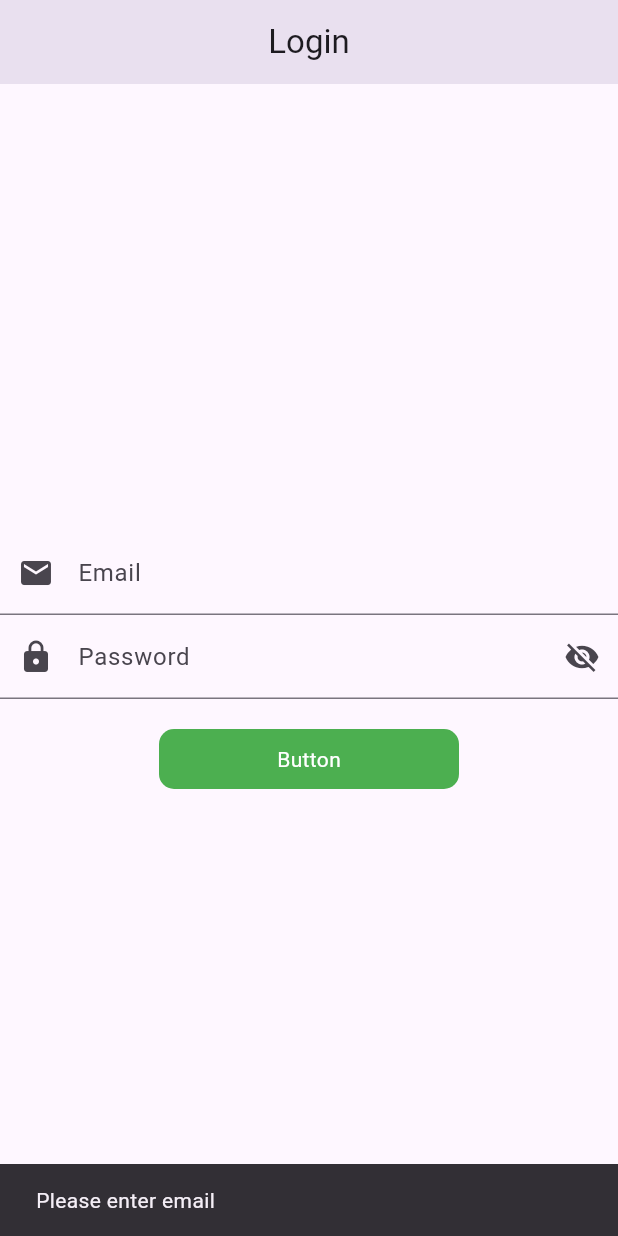
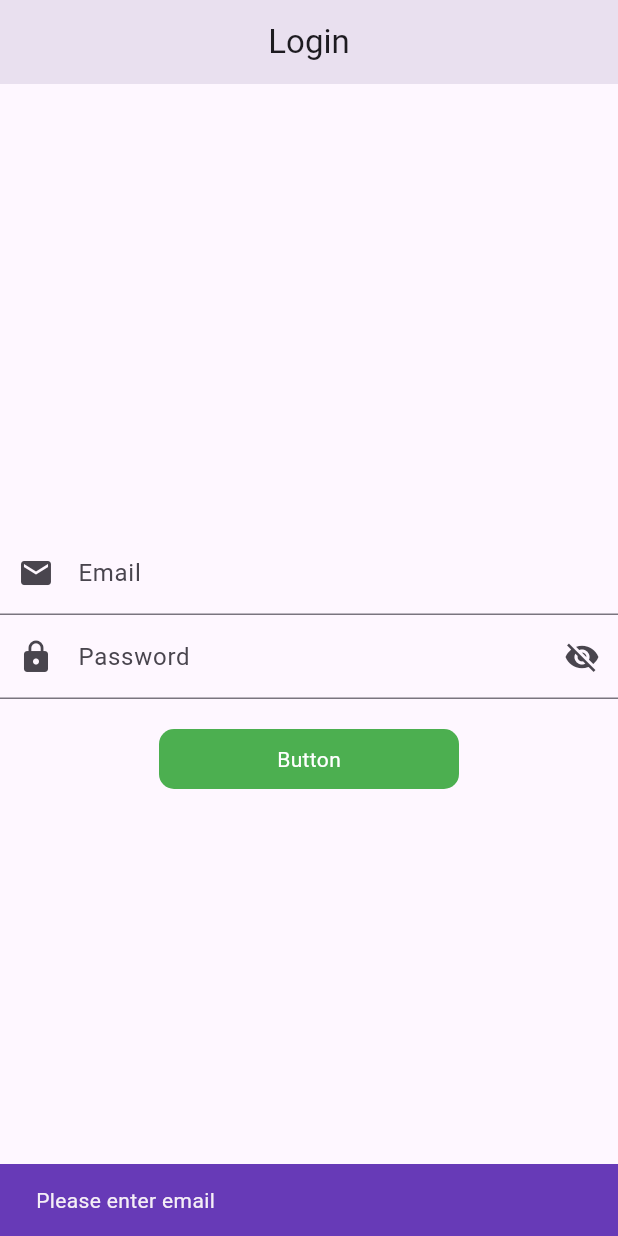
Before and after one commit to JakariaKhan-CSE/flutter_mvvm_architecture, a Flutter app: the screen it shows after launch, after a tap on "Button", on a phone screen of 412 x 824 dp. Run offline on Flutter 3.47's test engine with Material 3 defaults, Android fonts, the phone set to English and light mode, and no system bars.

Commit message:
Login using mvvm complete.

```diff
--- a/lib/main.dart
+++ b/lib/main.dart
@@ -1,7 +1,8 @@
 import 'package:flutter/material.dart';
 import 'package:mvvm_architecture/utils/routes/routes.dart';
 import 'package:mvvm_architecture/utils/routes/routes_name.dart';
-import 'package:mvvm_architecture/view/login_view.dart';
+import 'package:mvvm_architecture/view_model/auth_view_model.dart';
+import 'package:provider/provider.dart';
 
 void main() {
   runApp(const MyApp());
@@ -13,7 +14,10 @@ class MyApp extends StatelessWidget {
   // This widget is the root of your application.
   @override
   Widget build(BuildContext context) {
-    return MaterialApp(
+    return MultiProvider(providers: [
+      ChangeNotifierProvider(create: (context) => AuthViewModel(),)
+    ],
+    child: MaterialApp(
       debugShowCheckedModeBanner: false,
       title: 'Flutter Demo',
       theme: ThemeData(
@@ -25,6 +29,7 @@ class MyApp extends StatelessWidget {
       initialRoute: RoutesName.login,
       onGenerateRoute: Routes.generateRoute,
 
+    ),
     );
   }
 }
--- /dev/null
+++ b/lib/repository/auth_repository.dart
@@ -0,0 +1,63 @@
+import 'package:mvvm_architecture/data/network/BaseApiServices.dart';
+import 'package:mvvm_architecture/data/network/NetworkApiServices.dart';
+import 'package:mvvm_architecture/res/app_url.dart';
+
+// this is the main benefits of mvvm not write entire helper code only write single line code
+class AuthRepository{
+  BaseApiServices _apiServices = NetworkApiServices();
+// dynamic means mix of (various data type) int, float, bool and any others data types
+  Future<dynamic> loginApi(dynamic data)async{
+    try{
+      dynamic response = await _apiServices.getPostApiResponse(AppUrl.loginEndPoint, data);
+      return response;
+    }catch(e){
+      throw e;
+    }
+  }
+
+  // register
+  Future<dynamic> registerApi(dynamic data)async{
+    try{
+      dynamic response = await _apiServices.getPostApiResponse(AppUrl.loginEndPoint, data);
+      return response;
+    }catch(e){
+      throw e;
+    }
+  }
+
+  // without using mvvm write entire code every time
+/*
+ @override
+  Future getPostApiResponse(String url, dynamic data) async{
+    dynamic responseJson;
+    try{
+      // 5 second timeout set korsi
+      final response = await http.post(Uri.parse(url),
+      body: data  // this data send to backend via body
+      ).timeout(Duration(seconds: 10));
+      responseJson = returnResponse(response);
+    }on SocketException{
+      // FetchDataException this class already i create in api_response.dart file
+      throw FetchDataException('No Internet Connection');
+    }
+
+    return responseJson;
+  }
+
+ dynamic returnResponse(http.Response response){
+    switch(response.statusCode){
+      case 200:
+        dynamic responseJson = jsonDecode(response.body);
+        return responseJson;
+      case 400:
+        throw BadRequestException(response.body.toString());
+      case 500:
+      case 404:
+        throw UnauthorizedException(response.body.toString());
+      default:
+        throw FetchDataException('Error Occurred when communicating with server '+
+        'with Status Code: ' + response.statusCode.toString());
+    }
+  }
+ */
+}
--- a/lib/res/components/round_button.dart
+++ b/lib/res/components/round_button.dart
@@ -24,7 +24,7 @@ class RoundButton extends StatelessWidget {
           borderRadius: BorderRadius.circular(10)
         ),
         // loading a thakle circular progress dekhabe
-        child: Center(child: loading ? CircularProgressIndicator() : Text(title,style: TextStyle(
+        child: Center(child: loading ? CircularProgressIndicator(color: Colors.white,) : Text(title,style: TextStyle(
           color: AppColors.whiteColor
         ),)),
       ),
--- a/lib/utils/utils.dart
+++ b/lib/utils/utils.dart
@@ -9,6 +9,6 @@ class Utils {
 
   static snackBarMessage(BuildContext context, String msg) {
     ScaffoldMessenger.of(context)
-        .showSnackBar(SnackBar(content: Text(msg)));
+        .showSnackBar(SnackBar(content: Text(msg),backgroundColor: Colors.deepPurple,));
   }
 }
--- a/lib/view/login_view.dart
+++ b/lib/view/login_view.dart
@@ -1,7 +1,10 @@
 import 'package:flutter/material.dart';
+import 'package:mvvm_architecture/repository/auth_repository.dart';
 import 'package:mvvm_architecture/res/components/round_button.dart';
 import 'package:mvvm_architecture/utils/routes/routes_name.dart';
 import 'package:mvvm_architecture/utils/utils.dart';
+import 'package:mvvm_architecture/view_model/auth_view_model.dart';
+import 'package:provider/provider.dart';
 
 class LoginView extends StatefulWidget {
   const LoginView({super.key});
@@ -37,6 +40,7 @@ class _LoginViewState extends State<LoginView> {
 
   @override
   Widget build(BuildContext context) {
+    final authViewModel = Provider.of<AuthViewModel>(context);  // important
     return Scaffold(
       appBar: AppBar(title: Text('Login'),centerTitle: true,elevation: 20,),
       body: SafeArea(child:
@@ -85,7 +89,7 @@ class _LoginViewState extends State<LoginView> {
               },),
 
           SizedBox(height: 20,),
-          RoundButton(title: 'Button',onPressed: (){
+          RoundButton(title: 'Button',loading: authViewModel.loading,onPressed: (){
             if(_emailControler.text.isEmpty)
               {
                 Utils.snackBarMessage(context, 'Please enter email');
@@ -99,6 +103,14 @@ class _LoginViewState extends State<LoginView> {
               Utils.snackBarMessage(context, 'Please enter 6 digit password');
             }
             else{
+               // this data get from (https://reqres.in/)
+              Map data = {
+                "email": "eve.holt@reqres.in",
+                "password": "cityslicka"
+              };
+
+              // call view_model for triggering login function
+              authViewModel.loginApi(data, context);
               print('API hit');
             }
           },)
```
Also changed, not shown: lib/res/app_url.dart (added, +8 -0 lines), lib/view_model/auth_view_model.dart (added, +49 -0 lines), 1 other file.
